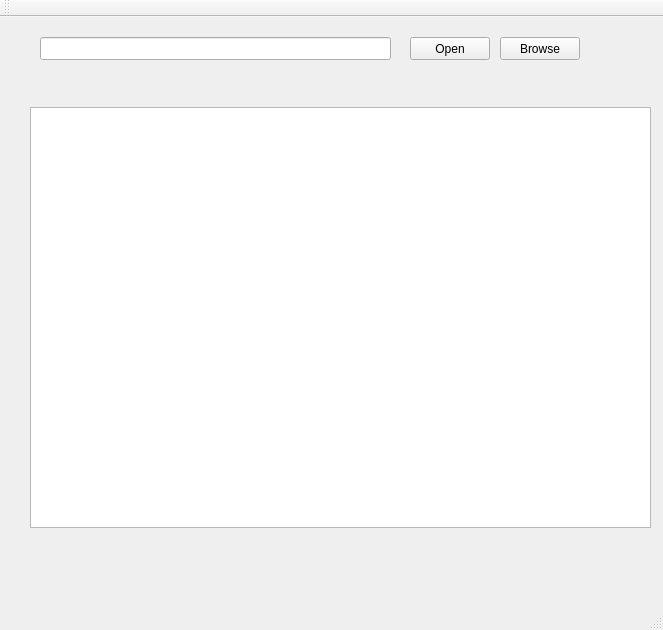
triochi/qusb_parse, file mainwindow.ui: the form before one commit.
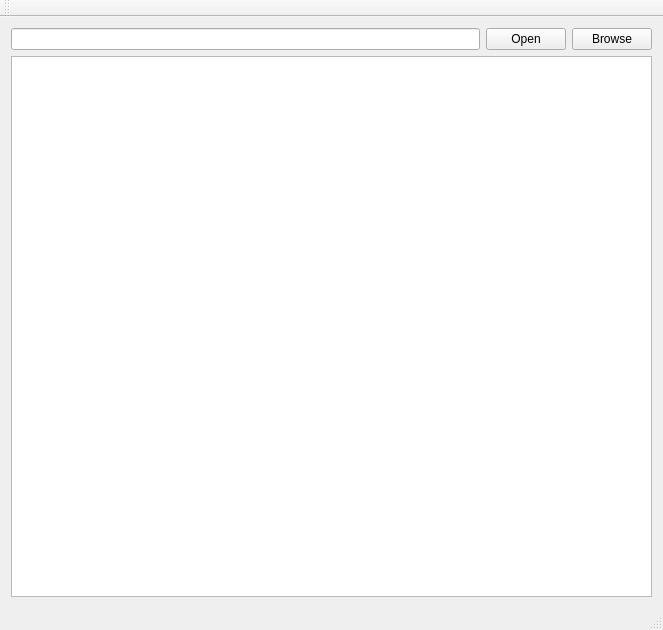
The form after the commit.

Patch:
```diff
--- a/mainwindow.ui
+++ b/mainwindow.ui
@@ -14,52 +14,32 @@
    <string>MainWindow</string>
   </property>
   <widget class="QWidget" name="centralWidget">
+   <layout class="QGridLayout" name="gridLayout_2">
+    <item row="0" column="0">
+     <layout class="QGridLayout" name="gridLayout">
+      <item row="0" column="0">
+       <widget class="QLineEdit" name="inputFileEdit"/>
+      </item>
+      <item row="0" column="1">
    <widget class="QPushButton" name="openBtn">
-    <property name="geometry">
-     <rect>
-      <x>410</x>
-      <y>20</y>
-      <width>80</width>
-      <height>23</height>
-     </rect>
-    </property>
     <property name="text">
      <string>Open</string>
     </property>
    </widget>
-   <widget class="QLineEdit" name="inputFileEdit">
-    <property name="geometry">
-     <rect>
-      <x>40</x>
-      <y>20</y>
-      <width>351</width>
-      <height>23</height>
-     </rect>
-    </property>
-   </widget>
-   <widget class="QTextEdit" name="decoded_text">
-    <property name="geometry">
-     <rect>
-      <x>30</x>
-      <y>90</y>
-      <width>621</width>
-      <height>421</height>
-     </rect>
-    </property>
-   </widget>
+      </item>
+      <item row="0" column="2">
    <widget class="QPushButton" name="browseButton">
-    <property name="geometry">
-     <rect>
-      <x>500</x>
-      <y>20</y>
-      <width>80</width>
-      <height>23</height>
-     </rect>
-    </property>
     <property name="text">
      <string>Browse</string>
     </property>
    </widget>
+      </item>
+      <item row="1" column="0" colspan="3">
+       <widget class="QTextEdit" name="decoded_text"/>
+      </item>
+     </layout>
+    </item>
+   </layout>
   </widget>
   <widget class="QMenuBar" name="menuBar">
    <property name="geometry">
```
Lines whose indentation alone changed are shown as unchanged.
